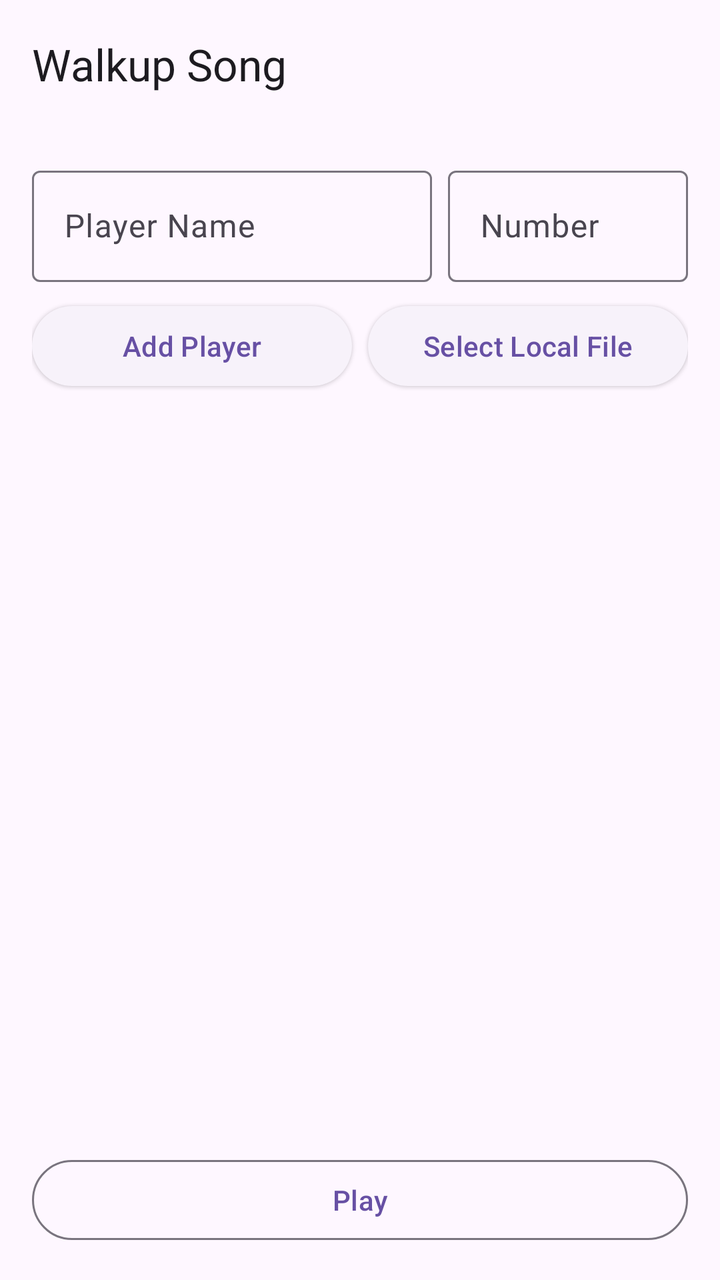
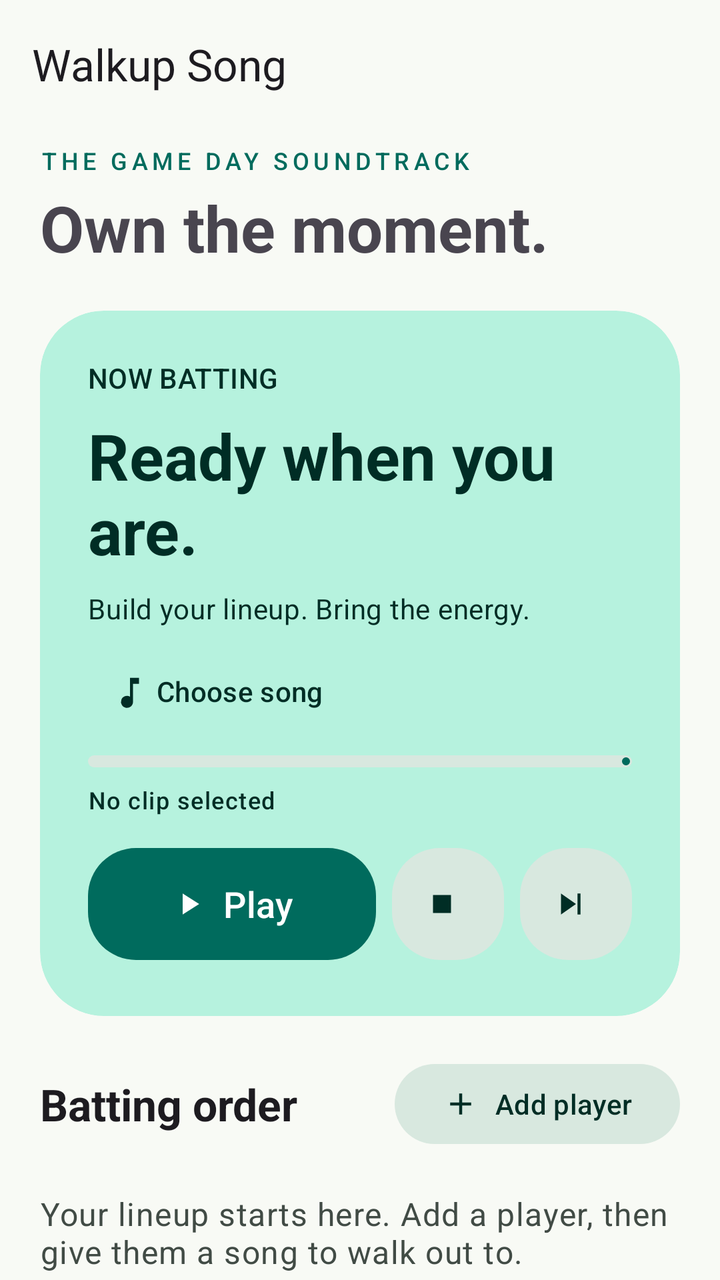

An Android layout rendered at two revisions. The XML below is the earlier revision; the diff shows what the commit changed to produce the second picture.
<!-- AndroidManifest.xml: application theme Theme.WalkupSong -->
<!-- res/layout/activity_main.xml -->
<?xml version="1.0" encoding="utf-8"?>
<androidx.constraintlayout.widget.ConstraintLayout xmlns:android="http://schemas.android.com/apk/res/android"
    xmlns:app="http://schemas.android.com/apk/res-auto"
    xmlns:tools="http://schemas.android.com/tools"
    android:layout_width="match_parent"
    android:layout_height="match_parent"
    tools:context=".MainActivity">

    <com.google.android.material.appbar.AppBarLayout
        android:id="@+id/appBarLayout"
        android:layout_width="match_parent"
        android:layout_height="wrap_content"
        app:layout_constraintTop_toTopOf="parent">

        <com.google.android.material.appbar.MaterialToolbar
            android:id="@+id/toolbar"
            android:layout_width="match_parent"
            android:layout_height="?attr/actionBarSize"
            app:title="@string/app_name" />

    </com.google.android.material.appbar.AppBarLayout>

    <androidx.constraintlayout.widget.ConstraintLayout
        android:layout_width="match_parent"
        android:layout_height="0dp"
        android:padding="16dp"
        app:layout_constraintBottom_toBottomOf="parent"
        app:layout_constraintTop_toBottomOf="@id/appBarLayout">


        <com.google.android.material.textfield.TextInputLayout
            android:id="@+id/textFieldPlayerName"
            style="@style/Widget.Material3.TextInputLayout.OutlinedBox"
            android:layout_width="0dp"
            android:layout_height="wrap_content"
            android:hint="Player Name"
            app:layout_constraintEnd_toStartOf="@+id/textFieldPlayerNumber"
            app:layout_constraintStart_toStartOf="parent"
            app:layout_constraintTop_toTopOf="parent">

            <com.google.android.material.textfield.TextInputEditText
                android:id="@+id/editTextPlayerName"
                android:layout_width="match_parent"
                android:layout_height="wrap_content" />
        </com.google.android.material.textfield.TextInputLayout>

        <com.google.android.material.textfield.TextInputLayout
            android:id="@+id/textFieldPlayerNumber"
            style="@style/Widget.Material3.TextInputLayout.OutlinedBox"
            android:layout_width="120dp"
            android:layout_height="wrap_content"
            android:layout_marginStart="8dp"
            android:hint="Number"
            app:layout_constraintEnd_toEndOf="parent"
            app:layout_constraintStart_toEndOf="@id/textFieldPlayerName"
            app:layout_constraintTop_toTopOf="parent">

            <com.google.android.material.textfield.TextInputEditText
                android:id="@+id/editTextPlayerNumber"
                android:layout_width="match_parent"
                android:layout_height="wrap_content"
                android:inputType="number" />
        </com.google.android.material.textfield.TextInputLayout>

        <com.google.android.material.button.MaterialButton
            android:id="@+id/buttonAddPlayer"
            style="@style/Widget.Material3.Button.ElevatedButton"
            android:layout_width="0dp"
            android:layout_height="wrap_content"
            android:layout_marginTop="8dp"
            android:text="Add Player"
            app:layout_constraintEnd_toStartOf="@+id/buttonSelectFile"
            app:layout_constraintStart_toStartOf="parent"
            app:layout_constraintTop_toBottomOf="@+id/textFieldPlayerName" />

        <com.google.android.material.button.MaterialButton
            android:id="@+id/buttonSelectFile"
            style="@style/Widget.Material3.Button.ElevatedButton"
            android:layout_width="0dp"
            android:layout_height="wrap_content"
            android:layout_marginStart="8dp"
            android:layout_marginTop="8dp"
            android:text="Select Local File"
            app:layout_constraintEnd_toEndOf="parent"
            app:layout_constraintStart_toEndOf="@+id/buttonAddPlayer"
            app:layout_constraintTop_toBottomOf="@+id/textFieldPlayerName" />

        <androidx.recyclerview.widget.RecyclerView
            android:id="@+id/recyclerViewBattingOrder"
            android:layout_width="0dp"
            android:layout_height="0dp"
            android:layout_marginTop="8dp"
            android:layout_marginBottom="8dp"
            app:layout_constraintBottom_toTopOf="@+id/buttonPlayStop"
            app:layout_constraintEnd_toEndOf="parent"
            app:layout_constraintStart_toStartOf="parent"
            app:layout_constraintTop_toBottomOf="@+id/buttonAddPlayer"
            tools:listitem="@layout/list_item_player" />

        <com.google.android.material.button.MaterialButton
            android:id="@+id/buttonPlayStop"
            style="@style/Widget.Material3.Button.OutlinedButton"
            android:layout_width="0dp"
            android:layout_height="wrap_content"
            android:text="Play"
            app:layout_constraintBottom_toBottomOf="parent"
            app:layout_constraintEnd_toEndOf="parent"
            app:layout_constraintStart_toStartOf="parent" />

    </androidx.constraintlayout.widget.ConstraintLayout>

</androidx.constraintlayout.widget.ConstraintLayout>
<!-- res/layout/list_item_player.xml (included above) -->
<?xml version="1.0" encoding="utf-8"?>
<com.google.android.material.card.MaterialCardView xmlns:android="http://schemas.android.com/apk/res/android"
    xmlns:app="http://schemas.android.com/apk/res-auto"
    style="?attr/materialCardViewElevatedStyle"
    android:layout_width="match_parent"
    android:layout_height="wrap_content"
    android:layout_margin="8dp">

    <androidx.constraintlayout.widget.ConstraintLayout
        android:layout_width="match_parent"
        android:layout_height="wrap_content"
        android:padding="16dp">

        <TextView
            android:id="@+id/textViewPlayerNumber"
            android:layout_width="wrap_content"
            android:layout_height="wrap_content"
            android:text="#1"
            android:textAppearance="?attr/textAppearanceHeadline6"
            app:layout_constraintBottom_toBottomOf="parent"
            app:layout_constraintStart_toStartOf="parent"
            app:layout_constraintTop_toTopOf="parent" />

        <TextView
            android:id="@+id/textViewPlayerName"
            android:layout_width="0dp"
            android:layout_height="wrap_content"
            android:layout_marginStart="16dp"
            android:text="Player Name"
            android:textAppearance="?attr/textAppearanceBody1"
            app:layout_constraintEnd_toStartOf="@+id/textViewPlayerSong"
            app:layout_constraintStart_toEndOf="@+id/textViewPlayerNumber"
            app:layout_constraintTop_toTopOf="parent" />

        <TextView
            android:id="@+id/textViewPlayerSong"
            android:layout_width="wrap_content"
            android:layout_height="wrap_content"
            android:text="No song selected"
            android:textAppearance="?attr/textAppearanceCaption"
            app:layout_constraintBottom_toBottomOf="parent"
            app:layout_constraintEnd_toEndOf="parent"
            app:layout_constraintTop_toTopOf="parent" />

    </androidx.constraintlayout.widget.ConstraintLayout>

</com.google.android.material.card.MaterialCardView>
<!-- resources referenced by this layout -->
<resources>
  <style name="Theme.WalkupSong" parent="Theme.Material3.DayNight.NoActionBar">
          
          
      </style>
  <!-- unchanged entries left out for length: 1 -->
</resources>

<!-- the commit's change to res/layout/activity_main.xml (unified diff, before → after) -->
@@ -1,160 +1,214 @@
 <?xml version="1.0" encoding="utf-8"?>
-<androidx.constraintlayout.widget.ConstraintLayout xmlns:android="http://schemas.android.com/apk/res/android"
+<LinearLayout xmlns:android="http://schemas.android.com/apk/res/android"
     xmlns:app="http://schemas.android.com/apk/res-auto"
-    xmlns:tools="http://schemas.android.com/tools"
     android:layout_width="match_parent"
     android:layout_height="match_parent"
-    tools:context=".MainActivity">
-
-    <com.google.android.material.appbar.AppBarLayout
-        android:id="@+id/appBarLayout"
+    android:focusableInTouchMode="true"
+    android:orientation="vertical">
+
+    <com.google.android.material.appbar.MaterialToolbar
+        android:id="@+id/toolbar"
         android:layout_width="match_parent"
-        android:layout_height="wrap_content"
-        app:layout_constraintTop_toTopOf="parent">
-
-        <com.google.android.material.appbar.MaterialToolbar
-            android:id="@+id/toolbar"
-            android:layout_width="match_parent"
-            android:layout_height="?attr/actionBarSize"
-            app:title="@string/app_name" />
-
-    </com.google.android.material.appbar.AppBarLayout>
-
-    <androidx.constraintlayout.widget.ConstraintLayout
+        android:layout_height="?attr/actionBarSize"
+        app:title="@string/app_name"
+        app:titleTextAppearance="@style/TextAppearance.Material3.TitleLarge" />
+
+    <androidx.core.widget.NestedScrollView
+        android:id="@+id/mainScroll"
         android:layout_width="match_parent"
         android:layout_height="0dp"
-        android:padding="16dp"
-        app:layout_constraintBottom_toBottomOf="parent"
-        app:layout_constraintTop_toBottomOf="@id/appBarLayout">
-
-
-        <com.google.android.material.textfield.TextInputLayout
-            android:id="@+id/textFieldPlayerName"
-            style="@style/Widget.Material3.TextInputLayout.OutlinedBox"
-            android:layout_width="0dp"
+        android:layout_weight="1"
+        android:fillViewport="true"
+        android:clipToPadding="false">
+
+        <LinearLayout
+            android:layout_width="match_parent"
             android:layout_height="wrap_content"
-            android:hint="Player Name"
-            app:layout_constraintEnd_toStartOf="@+id/textFieldPlayerNumber"
-            app:layout_constraintStart_toStartOf="parent"
-            app:layout_constraintTop_toTopOf="parent">
-
-            <com.google.android.material.textfield.TextInputEditText
-                android:id="@+id/editTextPlayerName"
-                android:layout_width="match_parent"
-                android:layout_height="wrap_content" />
-        </com.google.android.material.textfield.TextInputLayout>
-
-        <com.google.android.material.textfield.TextInputLayout
-            android:id="@+id/textFieldPlayerNumber"
-            style="@style/Widget.Material3.TextInputLayout.OutlinedBox"
-            android:layout_width="120dp"
-            android:layout_height="wrap_content"
-            android:layout_marginStart="8dp"
-            android:hint="Number"
-            app:layout_constraintEnd_toEndOf="parent"
-            app:layout_constraintStart_toEndOf="@id/textFieldPlayerName"
-            app:layout_constraintTop_toTopOf="parent">
-
-            <com.google.android.material.textfield.TextInputEditText
-                android:id="@+id/editTextPlayerNumber"
-                android:layout_width="match_parent"
-                android:layout_height="wrap_content"
-                android:inputType="number" />
-        </com.google.android.material.textfield.TextInputLayout>
-
-        <com.google.android.material.button.MaterialButton
-            android:id="@+id/buttonAddPlayer"
-            style="@style/Widget.Material3.Button.ElevatedButton"
-            android:layout_width="0dp"
-            android:layout_height="wrap_content"
-            android:layout_marginTop="8dp"
-            android:text="Add Player"
-            app:layout_constraintEnd_toStartOf="@+id/buttonSelectFile"
-            app:layout_constraintStart_toStartOf="parent"
-            app:layout_constraintTop_toBottomOf="@+id/textFieldPlayerName" />
-
-        <com.google.android.material.button.MaterialButton
-            android:id="@+id/buttonSelectFile"
-            style="@style/Widget.Material3.Button.ElevatedButton"
-            android:layout_width="0dp"
-            android:layout_height="wrap_content"
-            android:layout_marginStart="8dp"
-            android:layout_marginTop="8dp"
-            android:text="Select Local File"
-            app:layout_constraintEnd_toEndOf="parent"
-            app:layout_constraintStart_toEndOf="@+id/buttonAddPlayer"
-            app:layout_constraintTop_toBottomOf="@+id/textFieldPlayerName" />
-
-        <androidx.recyclerview.widget.RecyclerView
-            android:id="@+id/recyclerViewBattingOrder"
-            android:layout_width="0dp"
-            android:layout_height="0dp"
-            android:layout_marginTop="8dp"
-            android:layout_marginBottom="8dp"
-            app:layout_constraintBottom_toTopOf="@+id/buttonPlayStop"
-            app:layout_constraintEnd_toEndOf="parent"
-            app:layout_constraintStart_toStartOf="parent"
-            app:layout_constraintTop_toBottomOf="@+id/buttonAddPlayer"
-            tools:listitem="@layout/list_item_player" />
-
-        <com.google.android.material.button.MaterialButton
-            android:id="@+id/buttonPlayStop"
-            style="@style/Widget.Material3.Button.OutlinedButton"
-            android:layout_width="0dp"
-            android:layout_height="wrap_content"
-            android:text="Play"
-            app:layout_constraintBottom_toBottomOf="parent"
-            app:layout_constraintEnd_toEndOf="parent"
-            app:layout_constraintStart_toStartOf="parent" />
-
-    </androidx.constraintlayout.widget.ConstraintLayout>
-
-</androidx.constraintlayout.widget.ConstraintLayout>
-<!-- res/layout/list_item_player.xml (included above) -->
-<?xml version="1.0" encoding="utf-8"?>
-<com.google.android.material.card.MaterialCardView xmlns:android="http://schemas.android.com/apk/res/android"
-    xmlns:app="http://schemas.android.com/apk/res-auto"
-    style="?attr/materialCardViewElevatedStyle"
-    android:layout_width="match_parent"
-    android:layout_height="wrap_content"
-    android:layout_margin="8dp">
-
-    <androidx.constraintlayout.widget.ConstraintLayout
-        android:layout_width="match_parent"
-        android:layout_height="wrap_content"
-        android:padding="16dp">
-
-        <TextView
-            android:id="@+id/textViewPlayerNumber"
-            android:layout_width="wrap_content"
-            android:layout_height="wrap_content"
-            android:text="#1"
-            android:textAppearance="?attr/textAppearanceHeadline6"
-            app:layout_constraintBottom_toBottomOf="parent"
-            app:layout_constraintStart_toStartOf="parent"
-            app:layout_constraintTop_toTopOf="parent" />
-
-        <TextView
-            android:id="@+id/textViewPlayerName"
-            android:layout_width="0dp"
-            android:layout_height="wrap_content"
-            android:layout_marginStart="16dp"
-            android:text="Player Name"
-            android:textAppearance="?attr/textAppearanceBody1"
-            app:layout_constraintEnd_toStartOf="@+id/textViewPlayerSong"
-            app:layout_constraintStart_toEndOf="@+id/textViewPlayerNumber"
-            app:layout_constraintTop_toTopOf="parent" />
-
-        <TextView
-            android:id="@+id/textViewPlayerSong"
-            android:layout_width="wrap_content"
-            android:layout_height="wrap_content"
-            android:text="No song selected"
-            android:textAppearance="?attr/textAppearanceCaption"
-            app:layout_constraintBottom_toBottomOf="parent"
-            app:layout_constraintEnd_toEndOf="parent"
-            app:layout_constraintTop_toTopOf="parent" />
-
-    </androidx.constraintlayout.widget.ConstraintLayout>
-
-</com.google.android.material.card.MaterialCardView>
+            android:orientation="vertical"
+            android:paddingStart="20dp"
+            android:paddingEnd="20dp"
+            android:paddingBottom="24dp">
+
+            <TextView
+                android:layout_width="match_parent"
+                android:layout_height="wrap_content"
+                android:layout_marginTop="8dp"
+                android:text="@string/game_day"
+                android:textColor="?attr/colorPrimary"
+                android:letterSpacing="0.18"
+                android:textAppearance="?attr/textAppearanceLabelMedium" />
+
+            <TextView
+                android:layout_width="match_parent"
+                android:layout_height="wrap_content"
+                android:layout_marginTop="4dp"
+                android:layout_marginBottom="20dp"
+                android:text="@string/headline"
+                android:textStyle="bold"
+                android:textAppearance="?attr/textAppearanceHeadlineLarge" />
+
+            <com.google.android.material.card.MaterialCardView
+                android:layout_width="match_parent"
+                android:layout_height="wrap_content"
+                app:cardCornerRadius="32dp"
+                app:cardElevation="0dp"
+                app:strokeWidth="0dp"
+                app:cardBackgroundColor="?attr/colorPrimaryContainer">
+
+                <LinearLayout
+                    android:layout_width="match_parent"
+                    android:layout_height="wrap_content"
+                    android:orientation="vertical"
+                    android:padding="24dp">
+
+                    <TextView
+                        android:id="@+id/textViewPlaybackState"
+                        android:layout_width="match_parent"
+                        android:layout_height="wrap_content"
+                        android:accessibilityLiveRegion="polite"
+                        android:text="@string/now_batting"
+                        android:textColor="?attr/colorOnPrimaryContainer"
+                        android:textAppearance="?attr/textAppearanceLabelLarge" />
+
+                    <TextView
+                        android:id="@+id/textViewNowBatting"
+                        android:layout_width="match_parent"
+                        android:layout_height="wrap_content"
+                        android:layout_marginTop="8dp"
+                        android:textStyle="bold"
+                        android:text="@string/ready_when_you_are"
+                        android:textColor="?attr/colorOnPrimaryContainer"
+                        android:textAppearance="?attr/textAppearanceHeadlineLarge" />
+
+                    <TextView
+                        android:id="@+id/textViewNowSong"
+                        android:layout_width="match_parent"
+                        android:layout_height="wrap_content"
+                        android:layout_marginTop="8dp"
+                        android:text="@string/start_lineup"
+                        android:textColor="?attr/colorOnPrimaryContainer"
+                        android:textAppearance="?attr/textAppearanceBodyMedium" />
+
+                    <com.google.android.material.button.MaterialButton
+                        android:id="@+id/buttonSelectFile"
+                        style="@style/Widget.Material3.Button.TextButton"
+                        android:layout_width="wrap_content"
+                        android:layout_height="wrap_content"
+                        android:layout_marginTop="8dp"
+                        android:text="@string/choose_song"
+                        app:icon="@drawable/ic_music"
+                        android:textColor="?attr/colorOnPrimaryContainer"
+                        app:iconTint="?attr/colorOnPrimaryContainer" />
+
+                    <com.google.android.material.progressindicator.LinearProgressIndicator
+                        android:id="@+id/playbackProgress"
+                        android:layout_width="match_parent"
+                        android:layout_height="wrap_content"
+                        android:layout_marginTop="8dp"
+                        android:importantForAccessibility="no"
+                        android:max="1000"
+                        app:trackCornerRadius="4dp"
+                        app:trackThickness="6dp" />
+
+                    <TextView
+                        android:id="@+id/textViewClipTime"
+                        android:layout_width="match_parent"
+                        android:layout_height="wrap_content"
+                        android:layout_marginTop="8dp"
+                        android:text="@string/no_clip"
+                        android:textColor="?attr/colorOnPrimaryContainer"
+                        android:textAppearance="?attr/textAppearanceLabelMedium" />
+
+                    <LinearLayout
+                        android:layout_width="match_parent"
+                        android:layout_height="wrap_content"
+                        android:layout_marginTop="12dp"
+                        android:gravity="center_vertical"
+                        android:orientation="horizontal">
+
+                        <com.google.android.material.button.MaterialButton
+                            android:id="@+id/buttonPlayStop"
+                            android:layout_width="0dp"
+                            android:layout_height="64dp"
+                            android:layout_weight="1"
+                            android:text="@string/play"
+                            android:textSize="18sp"
+                            android:maxLines="1"
+                            android:paddingStart="12dp"
+                            android:paddingEnd="12dp"
+                            app:icon="@drawable/ic_play"
+                            app:iconGravity="textStart"
+                            app:cornerRadius="24dp" />
+
+                        <com.google.android.material.button.MaterialButton
+                            android:id="@+id/buttonStop"
+                            style="@style/Widget.Material3.Button.TonalButton"
+                            android:layout_width="56dp"
+                            android:layout_height="64dp"
+                            android:layout_marginStart="8dp"
+                            android:minWidth="0dp"
+                            android:padding="16dp"
+                            android:contentDescription="@string/stop"
+                            app:icon="@drawable/ic_stop"
+                            app:iconPadding="0dp"
+                            app:cornerRadius="24dp" />
+
+                        <com.google.android.material.button.MaterialButton
+                            android:id="@+id/buttonNext"
+                            style="@style/Widget.Material3.Button.TonalButton"
+                            android:layout_width="56dp"
+                            android:layout_height="64dp"
+                            android:layout_marginStart="8dp"
+                            android:minWidth="0dp"
+                            android:padding="16dp"
+                            android:contentDescription="@string/next_batter"
+                            app:icon="@drawable/ic_next"
+                            app:iconPadding="0dp"
+                            app:cornerRadius="24dp" />
+                    </LinearLayout>
+                </LinearLayout>
+            </com.google.android.material.card.MaterialCardView>
+
+            <LinearLayout
+                android:layout_width="match_parent"
+                android:layout_height="wrap_content"
+                android:layout_marginTop="20dp"
+                android:gravity="center_vertical"
+                android:orientation="horizontal">
+
+                <TextView
+                    android:id="@+id/textViewLineupTitle"
+                    android:layout_width="0dp"
+                    android:layout_height="wrap_content"
+                    android:layout_weight="1"
+                    android:text="@string/batting_order"
+                    android:textStyle="bold"
+                    android:textAppearance="?attr/textAppearanceTitleLarge" />
+
+                <com.google.android.material.button.MaterialButton
+                    android:id="@+id/buttonAddPlayer"
+                    style="@style/Widget.Material3.Button.TonalButton"
+                    android:layout_width="wrap_content"
+                    android:layout_height="wrap_content"
+                    android:text="@string/add_player"
+                    app:icon="@drawable/ic_add" />
+            </LinearLayout>
+
+            <TextView
+                android:id="@+id/textViewEmpty"
+                android:layout_width="match_parent"
+                android:layout_height="wrap_content"
+                android:paddingTop="20dp"
+                android:paddingBottom="24dp"
+                android:text="@string/empty_lineup"
+                android:textColor="?attr/colorOnSurfaceVariant"
+                android:textAppearance="?attr/textAppearanceBodyLarge" />
+
+            <androidx.recyclerview.widget.RecyclerView
+                android:id="@+id/recyclerViewBattingOrder"
+                android:layout_width="match_parent"
+                android:layout_height="wrap_content"
+                android:nestedScrollingEnabled="false" />
+        </LinearLayout>
+    </androidx.core.widget.NestedScrollView>
+</LinearLayout>
<!-- resource entries referenced after the edit -->
@@ -1,8 +1,77 @@
 <!-- resources referenced by this layout -->
 <resources>
-  <style name="Theme.WalkupSong" parent="Theme.Material3.DayNight.NoActionBar">
-          
-          
+  <!-- drawable ic_add (drawable) -->
+  <vector xmlns:android="http://schemas.android.com/apk/res/android" android:width="24dp" android:height="24dp" android:viewportWidth="24" android:viewportHeight="24">
+      <path android:fillColor="#FF000000" android:pathData="M11,5h2v6h6v2h-6v6h-2v-6H5v-2h6z" />
+  </vector>
+  <!-- drawable ic_music (drawable) -->
+  <vector xmlns:android="http://schemas.android.com/apk/res/android" android:width="24dp" android:height="24dp" android:viewportWidth="24" android:viewportHeight="24">
+      <path android:fillColor="#FF000000" android:pathData="M12,3v12.55A4,4 0,1 0,14 19V7h4V3z" />
+  </vector>
+  <!-- drawable ic_next (drawable) -->
+  <vector xmlns:android="http://schemas.android.com/apk/res/android" android:width="24dp" android:height="24dp" android:viewportWidth="24" android:viewportHeight="24">
+      <path android:fillColor="#FF000000" android:pathData="M6,5v14l10,-7zM17,5h2v14h-2z" />
+  </vector>
+  <!-- drawable ic_play (drawable) -->
+  <vector xmlns:android="http://schemas.android.com/apk/res/android" android:width="24dp" android:height="24dp" android:viewportWidth="24" android:viewportHeight="24">
+      <path android:fillColor="#FF000000" android:pathData="M8,5v14l11,-7z" />
+  </vector>
+  <!-- drawable ic_stop (drawable) -->
+  <vector xmlns:android="http://schemas.android.com/apk/res/android" android:width="24dp" android:height="24dp" android:viewportWidth="24" android:viewportHeight="24">
+      <path android:fillColor="#FF000000" android:pathData="M6,6h12v12H6z" />
+  </vector>
+  <string name="add_player">Add player</string>
+  <string name="batting_order">Batting order</string>
+  <string name="choose_song">Choose song</string>
+  <string name="empty_lineup">Your lineup starts here. Add a player, then give them a song to walk out to.</string>
+  <string name="game_day">THE GAME DAY SOUNDTRACK</string>
+  <string name="headline">Own the moment.</string>
+  <string name="next_batter">Next batter</string>
+  <string name="no_clip">No clip selected</string>
+  <string name="now_batting">NOW BATTING</string>
+  <string name="play">Play</string>
+  <string name="ready_when_you_are">Ready when you are.</string>
+  <string name="start_lineup">Build your lineup. Bring the energy.</string>
+  <string name="stop">Stop playback</string>
+  <style name="Theme.WalkupSong" parent="Base.Theme.WalkupSong">
+          <item name="android:statusBarColor">#101B16</item>
+          <item name="android:navigationBarColor">#101B16</item>
+      </style>
+  <style name="Base.Theme.WalkupSong" parent="Theme.Material3.DayNight.NoActionBar">
+          <item name="colorPrimary">@color/primary</item>
+          <item name="colorOnPrimary">@color/on_primary</item>
+          <item name="colorPrimaryContainer">@color/primary_container</item>
+          <item name="colorOnPrimaryContainer">@color/on_primary_container</item>
+          <item name="colorSecondaryContainer">@color/secondary_container</item>
+          <item name="colorOnSecondaryContainer">@color/on_primary_container</item>
+          <item name="colorSurface">@color/surface</item>
+          <item name="colorOnSurface">@color/on_surface</item>
+          <item name="colorSurfaceVariant">@color/surface_variant</item>
+          <item name="colorOnSurfaceVariant">@color/on_surface_variant</item>
+          <item name="android:colorBackground">@color/surface</item>
+          <item name="android:statusBarColor">@color/surface</item>
+          <item name="android:navigationBarColor">@color/surface</item>
+          <item name="shapeAppearanceSmallComponent">@style/Shape.Walkup.Small</item>
+          <item name="shapeAppearanceMediumComponent">@style/Shape.Walkup.Medium</item>
+          <item name="shapeAppearanceLargeComponent">@style/Shape.Walkup.Large</item>
+      </style>
+  <color name="primary">#006B5D</color>
+  <color name="on_primary">#FFFFFF</color>
+  <color name="primary_container">#B6F2DE</color>
+  <color name="on_primary_container">#002D25</color>
+  <color name="secondary_container">#D8E8DF</color>
+  <color name="surface">#F8FAF5</color>
+  <color name="on_surface">#17201C</color>
+  <color name="surface_variant">#E7EDE6</color>
+  <color name="on_surface_variant">#414B45</color>
+  <style name="Shape.Walkup.Small" parent="ShapeAppearance.Material3.Corner.Small">
+          <item name="cornerSize">16dp</item>
+      </style>
+  <style name="Shape.Walkup.Medium" parent="ShapeAppearance.Material3.Corner.Medium">
+          <item name="cornerSize">24dp</item>
+      </style>
+  <style name="Shape.Walkup.Large" parent="ShapeAppearance.Material3.Corner.Large">
+          <item name="cornerSize">32dp</item>
       </style>
   <!-- unchanged entries left out for length: 1 -->
 </resources>
